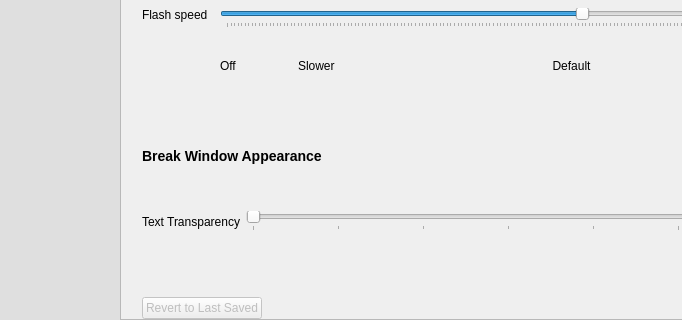
AllanChain/sane-break, file src/gui/pref-window.ui: the form before one commit; both pictures show x 0 to 682 and y 280 to 600 of the 800 by 600 pixel window.
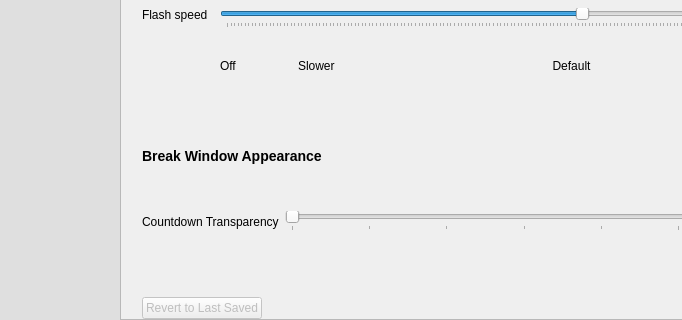
The form after the commit. The open tabs and pages were chosen to show the change. Icons and pictures are not drawn. Custom widgets are drawn as their Qt base class.

Commit message:
clarify transparency only affects countdown
Resolves #50

```diff
--- a/src/gui/pref-window.ui
+++ b/src/gui/pref-window.ui
@@ -731,7 +731,7 @@
               <item row="0" column="0">
                <widget class="QLabel" name="label_30">
                 <property name="text">
-                 <string>Text Transparency</string>
+                 <string>Countdown Transparency</string>
                 </property>
                </widget>
               </item>
```
Left out of the diff: 176 changed lines with no effect on the pictures. The commit also changes 1 other file.
